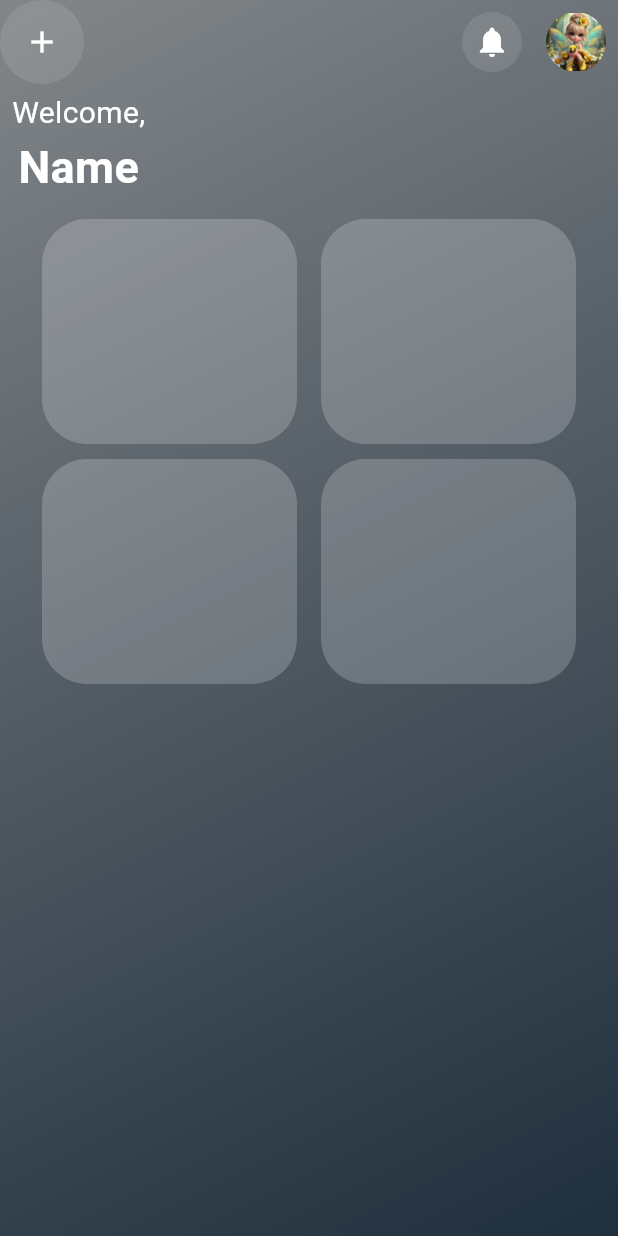
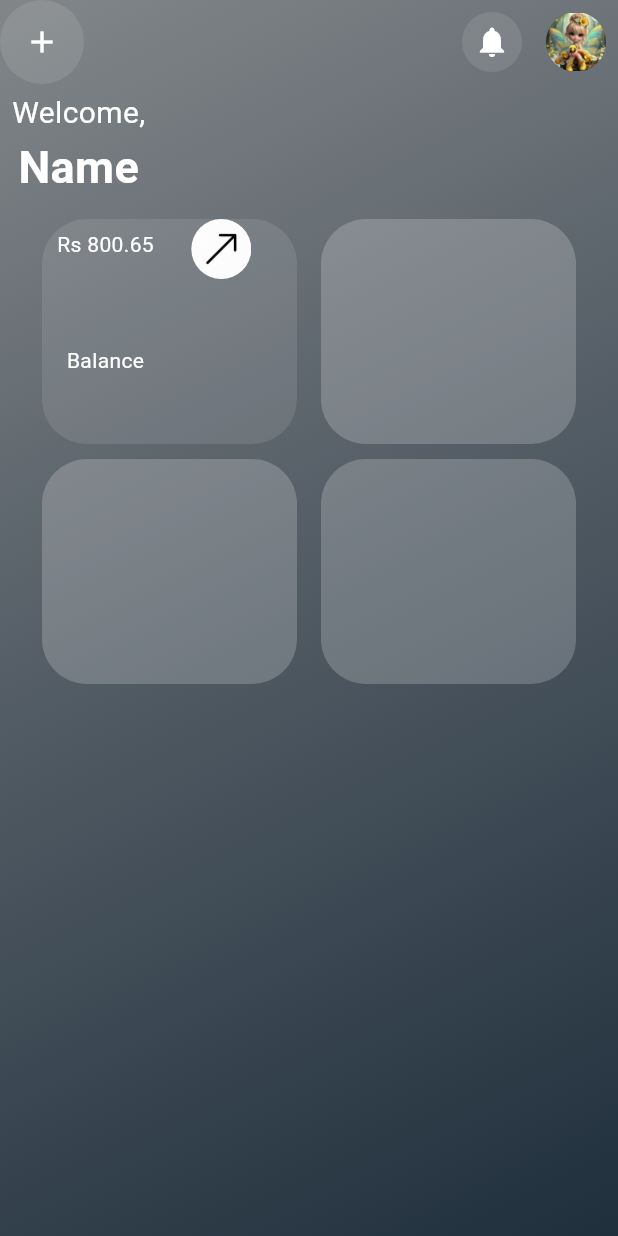
Before and after one commit to aleena02122002/banking_app, a Flutter app: the screen it shows after launch, on a phone screen of 412 x 824 dp. Run offline on Flutter 3.47's test engine with Material 3 defaults, Android fonts, the phone set to English and light mode, and no system bars.

Commit message:
Add widgets in home

```diff
--- a/lib/views/home.dart
+++ b/lib/views/home.dart
@@ -1,4 +1,3 @@
-
 import 'package:application/controllers/bottomStyleSheet.dart';
 import 'package:application/controllers/home_gradient.dart';
 import 'package:flutter/material.dart';
@@ -42,7 +41,6 @@ class _HomeViewState extends State<HomeView> {
                   child: const Icon(Icons.notifications, color: Colors.white),
                 ),
               ),
-
               Padding(
                 padding: const EdgeInsets.symmetric(horizontal: 8.0),
                 child: ClipOval(
@@ -68,10 +66,9 @@ class _HomeViewState extends State<HomeView> {
         child: SafeArea(
           child: Center(
             child: Column(
-
               children: [
                 const Padding(
-                    padding: EdgeInsets.symmetric(horizontal: 8.0,vertical: 5.0),
+                  padding: EdgeInsets.symmetric(horizontal: 8.0, vertical: 5.0),
                   child: Align(
                     alignment: Alignment.topLeft,
                     child: Column(
@@ -97,7 +94,8 @@ class _HomeViewState extends State<HomeView> {
                   ),
                 ),
                 Padding(
-                  padding: const EdgeInsets.symmetric(horizontal: 8.0,vertical: 8.0),
+                  padding: const EdgeInsets.symmetric(
+                      horizontal: 8.0, vertical: 8.0),
                   child: Column(
                     mainAxisAlignment: MainAxisAlignment.center,
                     crossAxisAlignment: CrossAxisAlignment.center,
@@ -106,18 +104,52 @@ class _HomeViewState extends State<HomeView> {
                         mainAxisAlignment: MainAxisAlignment.center,
                         children: [
                           Padding(
-                            padding: const EdgeInsets.symmetric(horizontal: 8.0),
+                            padding:
+                                const EdgeInsets.symmetric(horizontal: 8.0),
                             child: Container(
                               height: 150,
                               width: 170,
                               decoration: BoxDecoration(
                                 borderRadius: BorderRadius.circular(30),
-                                color: Colors.white.withOpacity(0.2),
+                                color: Colors.white.withOpacity(0.1),
+                              ),
+                              child: Row(
+                                children: [
+                                SingleChildScrollView(
+                                  child: Column(
+                                        children: [
+                                          Padding(
+                                            padding: const EdgeInsets.symmetric(vertical: 7.0,horizontal: 10.0),
+                                            child: Text("Rs 800.65",style: TextStyle(color: Colors.white),),
+                                          ),
+                                          Padding(
+                                            padding: const EdgeInsets.symmetric(vertical: 50.0),
+                                            child: Text("Balance",style: TextStyle(color: Colors.white),),
+                                          ),
+                                        ],
+                                      ),
+                                ),
+                                  Padding(
+                                    padding: const EdgeInsets.symmetric(horizontal: 15.0),
+                                    child: Align(
+                                      alignment: Alignment.topRight,
+                                          child: ClipOval(
+                                            child: Image.asset(
+                                                "assets/images/arrow.png",width: 40,height: 40,),
+                                          ),
+                                    ),
+                                  ),
+
+
+
+
+                                ],
                               ),
                             ),
                           ),
                           Padding(
-                            padding: const EdgeInsets.symmetric(horizontal: 8.0),
+                            padding:
+                                const EdgeInsets.symmetric(horizontal: 8.0),
                             child: Container(
                               height: 150,
                               width: 170,
@@ -134,7 +166,8 @@ class _HomeViewState extends State<HomeView> {
                         mainAxisAlignment: MainAxisAlignment.center,
                         children: [
                           Padding(
-                            padding: const EdgeInsets.symmetric(horizontal: 8.0),
+                            padding:
+                                const EdgeInsets.symmetric(horizontal: 8.0),
                             child: Container(
                               height: 150,
                               width: 170,
@@ -145,7 +178,8 @@ class _HomeViewState extends State<HomeView> {
                             ),
                           ),
                           Padding(
-                            padding: const EdgeInsets.symmetric(horizontal: 8.0),
+                            padding:
+                                const EdgeInsets.symmetric(horizontal: 8.0),
                             child: Container(
                               height: 150,
                               width: 170,
--- a/pubspec.yaml
+++ b/pubspec.yaml
@@ -35,6 +35,10 @@ dependencies:
   # The following adds the Cupertino Icons font to your application.
   # Use with the CupertinoIcons class for iOS style icons.
   cupertino_icons: ^1.0.6
+  icons_flutter: ^0.0.4
+  icons_plus: ^5.0.0
+  font_awesome_flutter: ^10.7.0
+  ionicons: ^0.2.2
 
 dev_dependencies:
   flutter_test:
```
Also changed, not shown: assets/images/arrow.png (added), pubspec.lock. Lines whose indentation alone changed are shown as unchanged.
